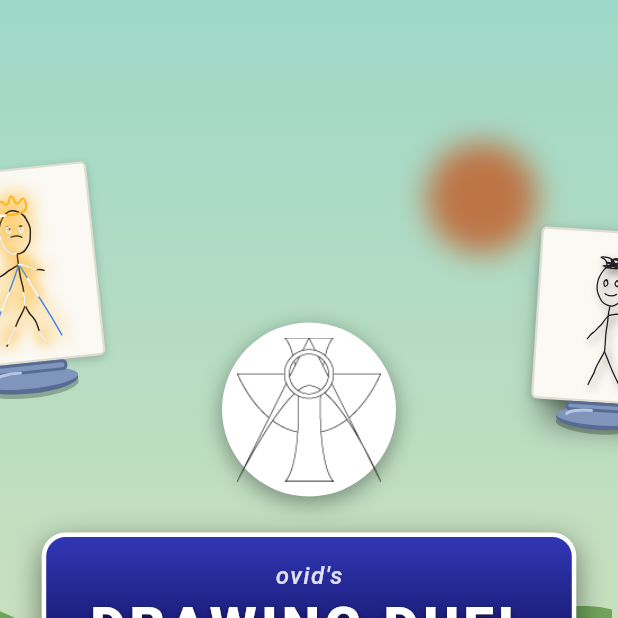
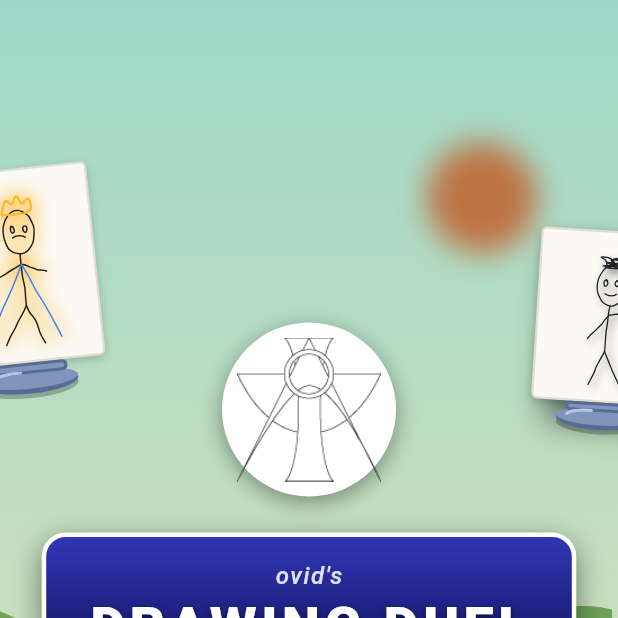
Before and after one commit to davidzenisu/game-drawing-duel, a Flutter app: the screen it shows after launch, on a phone screen of 412 x 824 dp, the top half of it. Run offline on Flutter 3.47's test engine with Material 3 defaults, Android fonts, the phone set to English and light mode, and no system bars; our stand-ins replace clock, web; missing offline and left inert: auth0_flutter, dart:js_interop.

Commit message:
feat: The legend standee is alive instead of having an aura
Co-Authored-By: Claude Opus 5.5 <noreply@anthropic.com>
Claude-Session: https://claude.ai/code/session_014wyXsvbkr7EJw5AJ3S77vc

```diff
--- a/frontend/lib/game/screens/splash_screen.dart
+++ b/frontend/lib/game/screens/splash_screen.dart
@@ -175,10 +175,10 @@ class _FloatingStandeesState extends State<_FloatingStandees> with SingleTickerP
     (left: false, top: 0.66, width: 110.0, phase: 0.85),
   ];
 
-  /// Each one's upgrades. Light and aura glow in the rarity's colour:
+  /// Each one's upgrades. The light glows in the rarity's colour:
   /// yellow for legends, green for adventurers.
   static const _looks = [
-    (rarity: Rarity.legend, effects: [UpgradeEffect.light, UpgradeEffect.aura], element: null),
+    (rarity: Rarity.legend, effects: [UpgradeEffect.light, UpgradeEffect.alive], element: null),
     (rarity: Rarity.hero, effects: [UpgradeEffect.shadow], element: null),
     (rarity: Rarity.adventurer, effects: [UpgradeEffect.light], element: null),
     (rarity: Rarity.hero, effects: [UpgradeEffect.element], element: ElementKind.fire),
```
